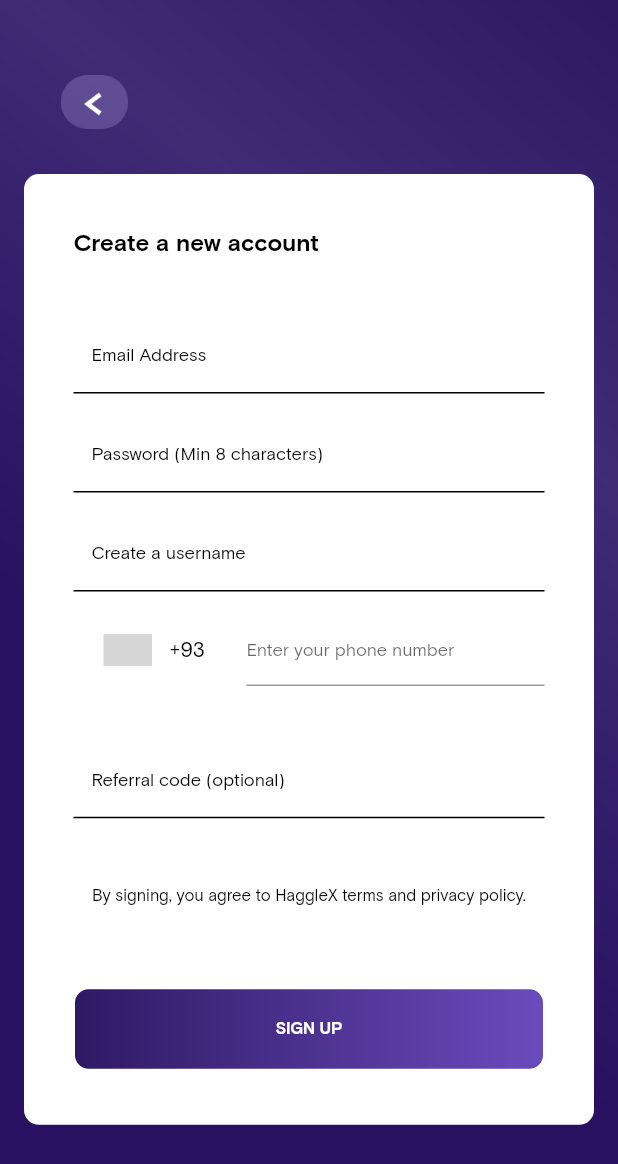
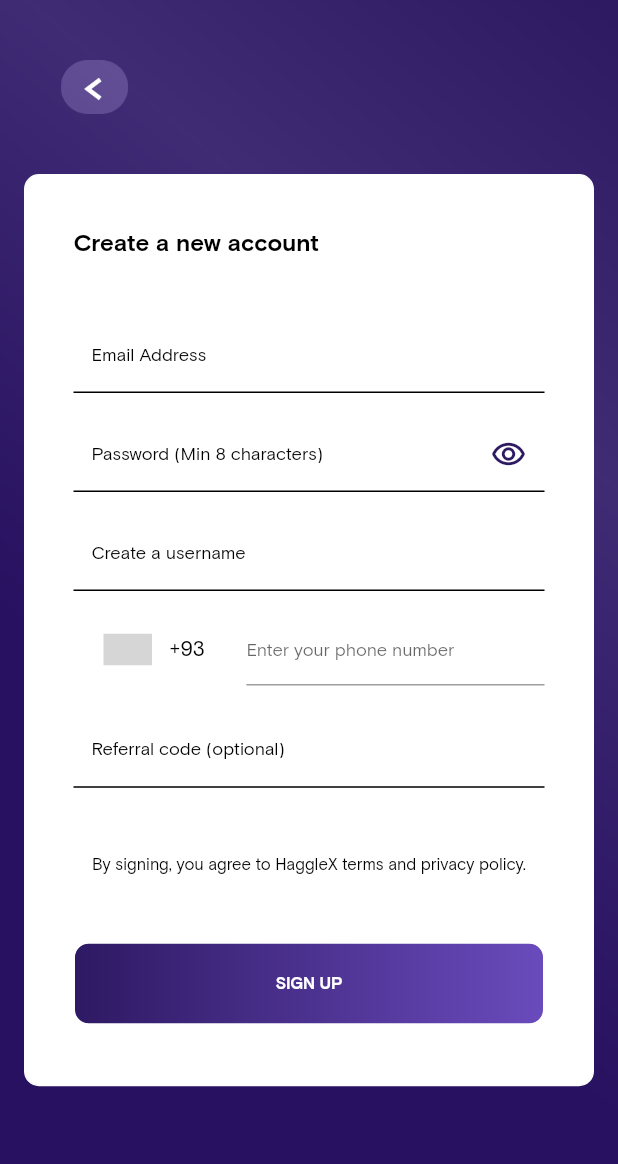
Before and after one commit to Dami-Lola/flutter_crypt_hagg, a Flutter app: the CreateAccountScreen screen opened by its route, on a phone screen of 412 x 824 dp. Shown: the top 1164 px of the screen. Run offline on Flutter 3.47's test engine with Material 2 defaults, Android fonts, the phone set to English and light mode, and no system bars; drawn by our look-alikes of intl_phone_number_input; our stand-ins replace auto_animated, badges, flutter_easyloading, flutter_mobx, flutter_secure_storage, graphql_flutter and 2 more; missing offline and left inert: dart_json_mapper, dart_json_mapper_mobx, reflectable; accounts and stored records are empty; generated files the repository leaves out were written again; statements that could not run were skipped; grey boxes are pictures that could not be loaded.

```diff
--- a/lib/main.dart
+++ b/lib/main.dart
@@ -4,6 +4,7 @@ import 'package:flutter/material.dart';
 import 'package:flutter/services.dart';
 import 'package:flutter_crypt_hagg/main.reflectable.dart';
 import 'package:flutter_crypt_hagg/server/GraphQLConfig.dart';
+import 'package:flutter_crypt_hagg/utils/constant/colors.dart';
 import 'package:flutter_crypt_hagg/utils/services/secure_storage.dart';
 import 'package:flutter_crypt_hagg/utils/store/auth_store/auth_store.dart';
 import 'package:flutter_crypt_hagg/view/app.dart';
@@ -18,12 +19,12 @@ Future<void> main() async {
   WidgetsFlutterBinding.ensureInitialized();
 
 
+  SystemChrome.setSystemUIOverlayStyle(SystemUiOverlayStyle(
+      statusBarColor: AppColors.primaryColor,
+    statusBarIconBrightness: Brightness.light
 
-  // Setup orientation
-  await SystemChrome.setPreferredOrientations(<DeviceOrientation>[
-    DeviceOrientation.portraitUp,
-    DeviceOrientation.portraitDown
-  ]);
+  ));
+
 
   // hydarate store
   AuthStore authStore;
--- a/lib/view/create_account/createAccount_screen.dart
+++ b/lib/view/create_account/createAccount_screen.dart
@@ -31,7 +31,7 @@ class _CreateAccountScreen extends State<CreateAccountScreen>{
 
   @override
   void didUpdateWidget(covariant CreateAccountScreen oldWidget) {
-    store.loadCountry();
+   // store.loadCountry();
     super.didUpdateWidget(oldWidget);
   }
 
@@ -49,32 +49,32 @@ class _CreateAccountScreen extends State<CreateAccountScreen>{
           children: [
             //background component
             ReUseAbleComponent.backgroundImage(context),
-            Padding(
-                padding: EdgeInsets.only(top: 50),
-                child: SingleChildScrollView(
-                  child:  Column(
-                    crossAxisAlignment: CrossAxisAlignment.start,
+            ListView(
+
               children: <Widget>[
                 //generic back button
                 Container(
+                  alignment: Alignment.topLeft,
+
                   child:BackButtons(onPressed: (){
                     Navigator.of(context).pop();
                   },),
-                        margin: EdgeInsets.symmetric(horizontal: 40),
+                  margin: EdgeInsets.all(40),
                 ),
+
                 Container(
-                        margin: EdgeInsets.only(top: 30,left: 16,right: 16),
-                        child: Center(
-                          child: Padding(
+                    margin: EdgeInsets.symmetric(horizontal: 16),
                     padding: EdgeInsets.symmetric(horizontal: 32),
-                              child: SingleChildScrollView(
-                                child:  Column(
+                    child: Column(
                       crossAxisAlignment: CrossAxisAlignment.center,
                       mainAxisAlignment: MainAxisAlignment.center,
                       children: <Widget>[
+
+                        SizedBox(height: 20,),
+
                         Container(
                             alignment: Alignment.topLeft,
-                                        padding: EdgeInsets.only(bottom: 15),
+                            padding: EdgeInsets.symmetric(vertical: 15,),
                             child:  Text('Create a new account',style: TextStyle(color: AppColors.blackColor,fontFamily: AppFonts.BoldFonts,fontSize: 16),)
                         ),
                         SizedBox(height: 25,),
@@ -102,13 +102,24 @@ class _CreateAccountScreen extends State<CreateAccountScreen>{
                                 textColor: AppColors.blackColor,
                                 hintColor: AppColors.blackColor,
                                 type: TextInputType.visiblePassword,
-                                            obscureText: true,
+                                obscureText:  store.passwordVisible,
                                 label: 'Password (Min 8 characters)',
                                 hint:'Password' ,
                                 onChanged: (v) => store.password = v,
                                 message: store.error.password,
                                 error: store.error.password != null,
-
+                                suffixIcon: Padding(
+                                  padding: EdgeInsets.symmetric(vertical: 10, horizontal: 10),
+                                  child: GestureDetector(
+                                    onTap: () => store.passwordVisible
+                                        ? store.passwordVisible = false
+                                        : store.passwordVisible = true,
+                                    child: Icon(
+                                      store.passwordVisible ? Icons.remove_red_eye_outlined : Icons.remove_red_eye,
+                                      color: AppColors.primaryColor,
+                                    ),
+                                  ),
+                                ),
                               ),
                         ),
                         SizedBox(height: 15,),
@@ -135,7 +146,7 @@ class _CreateAccountScreen extends State<CreateAccountScreen>{
                             store.phoneNumber = number.phoneNumber;
                           },
                           selectorConfig: SelectorConfig(
-                                        selectorType: PhoneInputSelectorType.BOTTOM_SHEET,
+                            selectorType: PhoneInputSelectorType.DIALOG,
                           ),
                           ignoreBlank: false,
                           textStyle: TextStyle(
@@ -156,7 +167,7 @@ class _CreateAccountScreen extends State<CreateAccountScreen>{
                         ),
 
 
-                                    SizedBox(height: 20,),
+
 
 
                         ///since I am not validating this, I don't need to observer
@@ -179,7 +190,7 @@ class _CreateAccountScreen extends State<CreateAccountScreen>{
                             margin: EdgeInsets.symmetric(vertical: 35),
                             child:  Text('By signing, you agree to HaggleX terms and privacy policy.',style: TextStyle(color: AppColors.blackColor,fontFamily: AppFonts.RegularFonts,fontSize: 11),)
                         ),
-                                    SizedBox(height: 20,),
+                        SizedBox(height: 10,),
 
                         Observer(
                             builder: (ctx) =>
@@ -202,26 +213,18 @@ class _CreateAccountScreen extends State<CreateAccountScreen>{
                                   ),
                                 )
                         ),
+
+                        SizedBox(height: 40,),
                       ],
 
                     ),
-                              )
-                          ),
-                        ),
-                        height: size.height/1.3,
-                        decoration: BoxDecoration(
-                            color: AppColors.whiteColor,
-                            border: Border.all(
-                              color: AppColors.whiteColor,
-                            ),
-                            borderRadius: BorderRadius.all(
-                                Radius.circular(10))
-                        ),
+
+                    decoration:ReUseAbleComponent.decorator(circleRadius: 10)
+
+
                 )
               ],
 
-                  ),
-                )
             ),
           ],
         )
--- a/lib/view/dashboard/other_screen.dart
+++ b/lib/view/dashboard/other_screen.dart
@@ -34,7 +34,7 @@ class _OtherDashboard extends State<OtherDashboard> {
           automaticallyImplyLeading :false,
 
           title: Container(
-            height: 170,
+
             padding: EdgeInsets.all(10),
             child:Column(
               mainAxisAlignment: MainAxisAlignment.spaceBetween,
--- a/lib/view/login_screen/login_screen.dart
+++ b/lib/view/login_screen/login_screen.dart
@@ -120,12 +120,12 @@ class _LoginPage extends State<LoginScreen>{
 
 
 
-                        GestureDetector(
+                        InkWell(
                           onTap: (){
                             Navigator.of(context).pushNamed(CreateAccountScreen.routeName);
                           },
                           child:   Container(
-                            margin: EdgeInsets.only(top: 20 ),
+                            padding:  EdgeInsets.all( 20 ),
                             child: Text('New User?Create a new account',style: TextStyle(color: AppColors.whiteColor,fontFamily: AppFonts.RegularFonts),)
                             ,
                           ),
```
Lines whose indentation alone changed are shown as unchanged.
